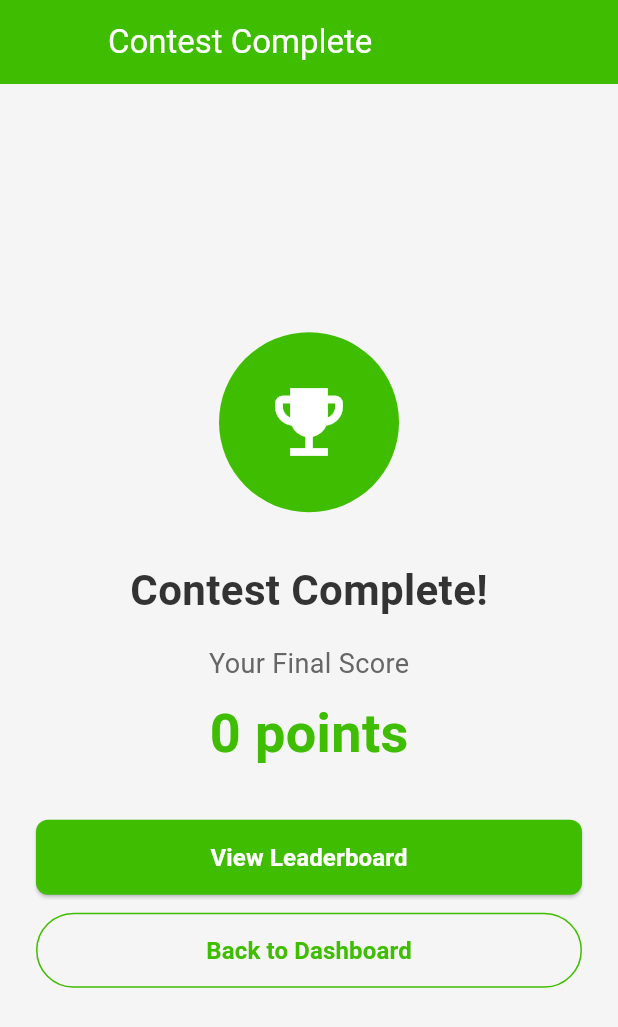
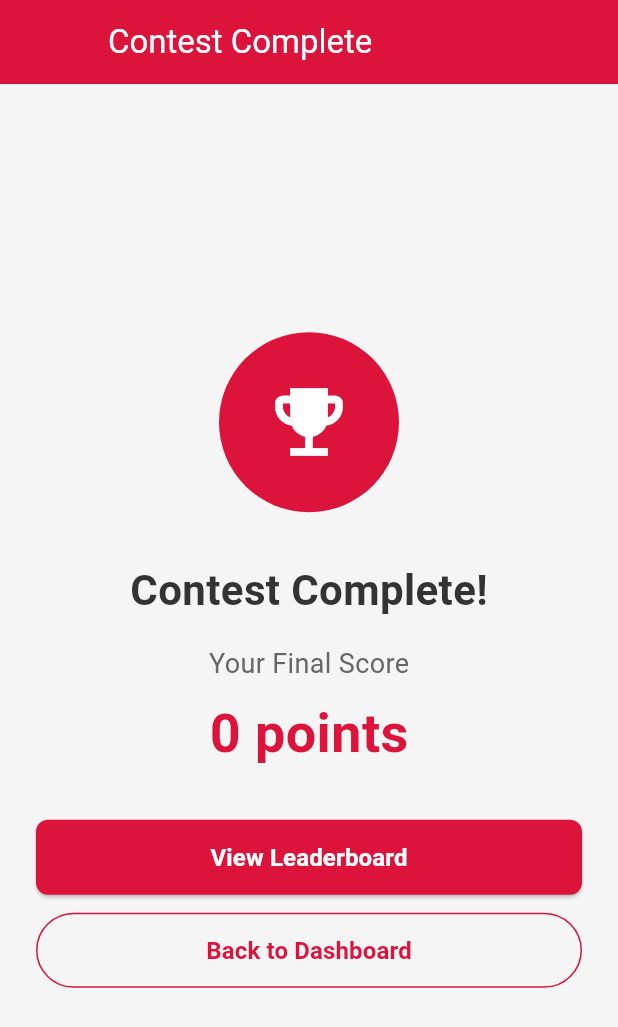
Before and after one commit to rohitsharma342/ringup, a Flutter app: the ContestPlayScreen screen opened by its route, on a phone screen of 412 x 824 dp. Shown: the top 1027 px of the screen. Run offline on Flutter 3.47's test engine with Material 3 defaults, Android fonts, the phone set to English and light mode, and no system bars; our stand-ins replace cached_network_image, carousel_slider, google_fonts; network calls fail.

Commit message:
Updated project for ringup

```diff
--- a/lib/utils/app_colors.dart
+++ b/lib/utils/app_colors.dart
@@ -1,12 +1,12 @@
 import 'package:flutter/material.dart';
 
 class AppColors {
-  static const Color primary = Color(0xFF3fbd00);
+  static const Color primary = Color(0xFFDC143C);
   static const Color background = Color(0xFFF5F5F5);
   static const Color cardBackground = Colors.white;
   static const Color textPrimary = Color(0xFF333333);
   static const Color textSecondary = Color(0xFF666666);
-  static const Color accent = Color(0xFF2E8B00);
+  static const Color accent = Color(0xFFB91C3C);
   static const Color success = Color(0xFF4CAF50);
   static const Color warning = Color(0xFFFF9800);
   static const Color error = Color(0xFFF44336);
```
